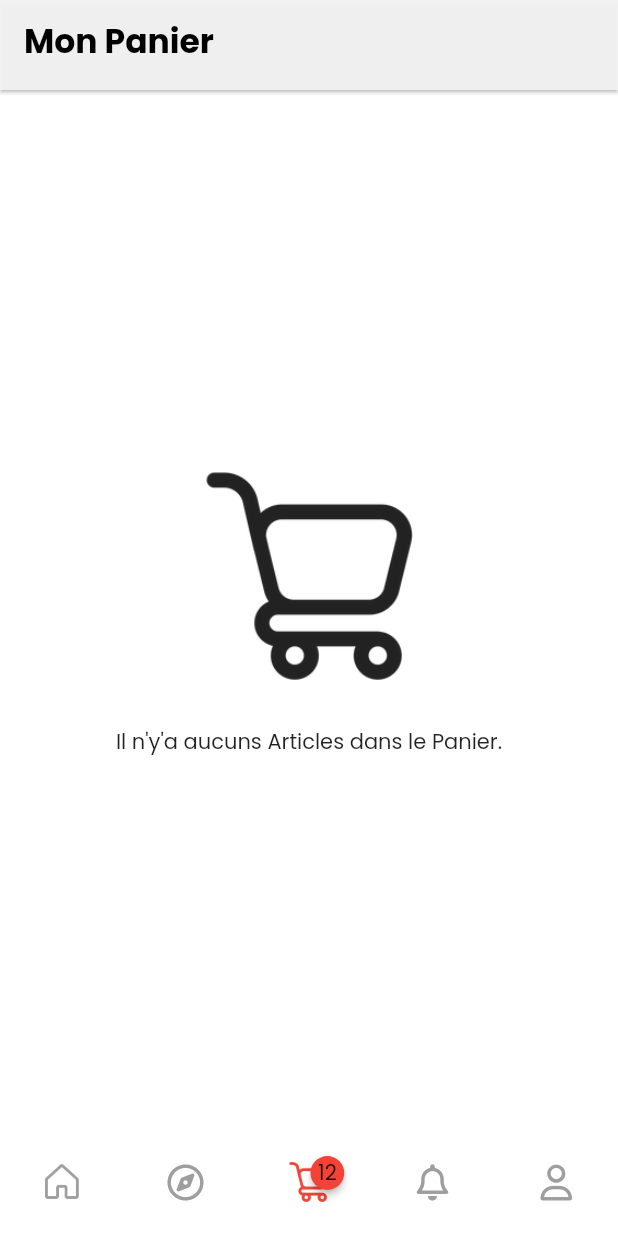
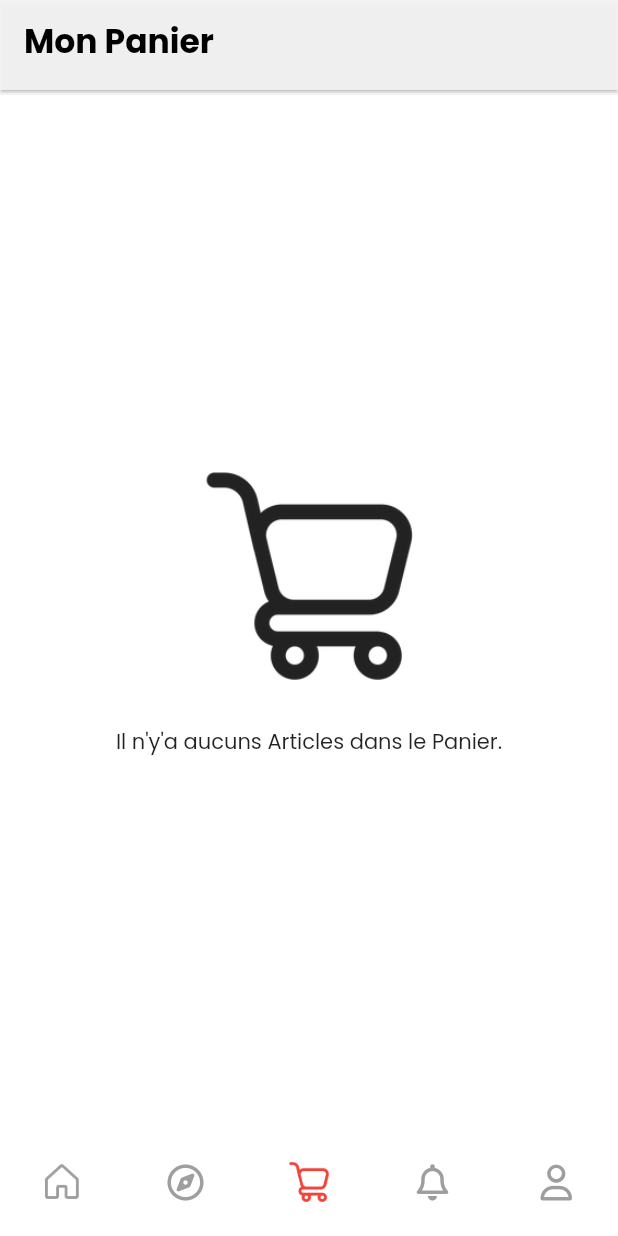
Before and after one commit to pierreEdimo/houlala, a Flutter app: the screen it shows after launch, item 3 of the bottom bar chosen, on a phone screen of 412 x 824 dp. Run offline on Flutter 3.47's test engine with Material 2 defaults, Android fonts, the phone set to English and light mode, and no system bars; drawn by our look-alikes of badges; our stand-ins replace auto_size_text, flutter_dotenv, flutter_markdown, flutter_secure_storage, font_awesome_flutter, hive_flutter and 1 more; accounts and stored records are empty; network calls fail.

Commit message:
ajouter le compteur d'items dans le BottomNavigation

```diff
--- a/lib/widget/bottom_navigation.dart
+++ b/lib/widget/bottom_navigation.dart
@@ -5,7 +5,6 @@ import 'package:houlala/screens/discover_screen.dart';
 import 'package:houlala/screens/home_screen.dart';
 import 'package:houlala/screens/notification_screen.dart';
 import 'package:houlala/screens/user_screen.dart';
-import 'package:badges/badges.dart';
 
 import 'element_of_cart_items.dart';
 
@@ -53,12 +52,14 @@ class _BottomNavigationState extends State<BottomNavigation> {
             label: 'Business',
           ),
           BottomNavigationBarItem(
-            icon: Badge(
-              badgeContent: const Text("12"),
-              child: const ImageIcon(
-                AssetImage("images/cart.png"),
-                size: 27,
-              ),
+            icon: Stack(
+              children: const [
+                ImageIcon(
+                  AssetImage("images/cart.png"),
+                  size: 27,
+                ),
+                ElementOfCartItem()
+              ],
             ),
             label: "Stories",
           ),
```
